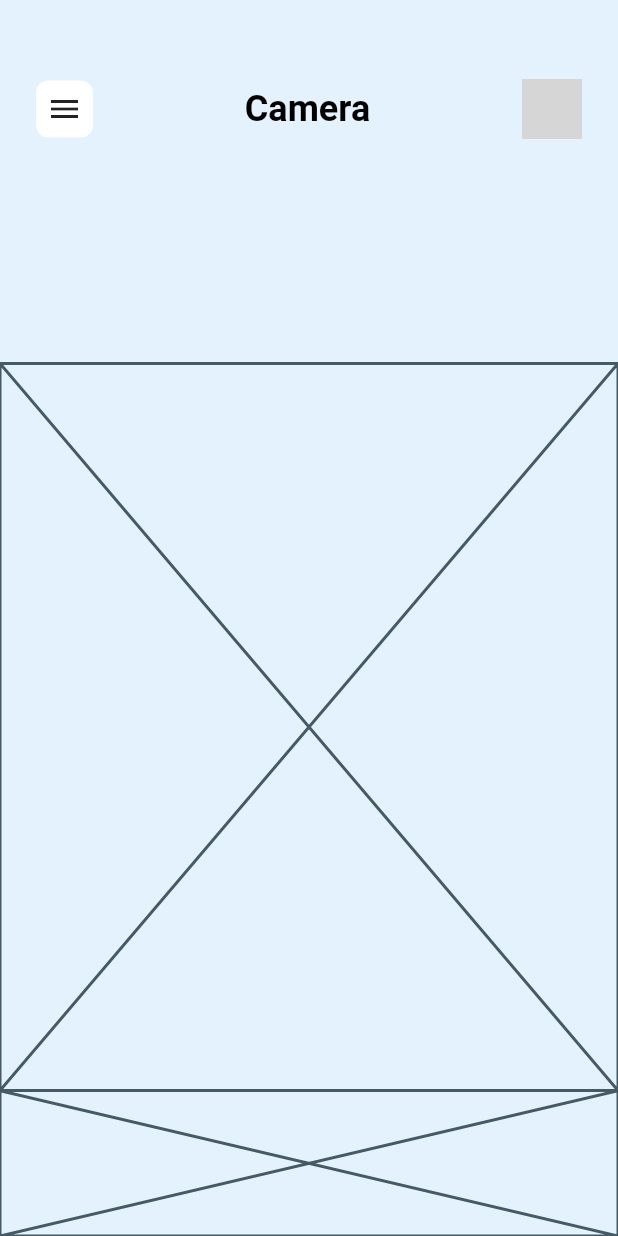
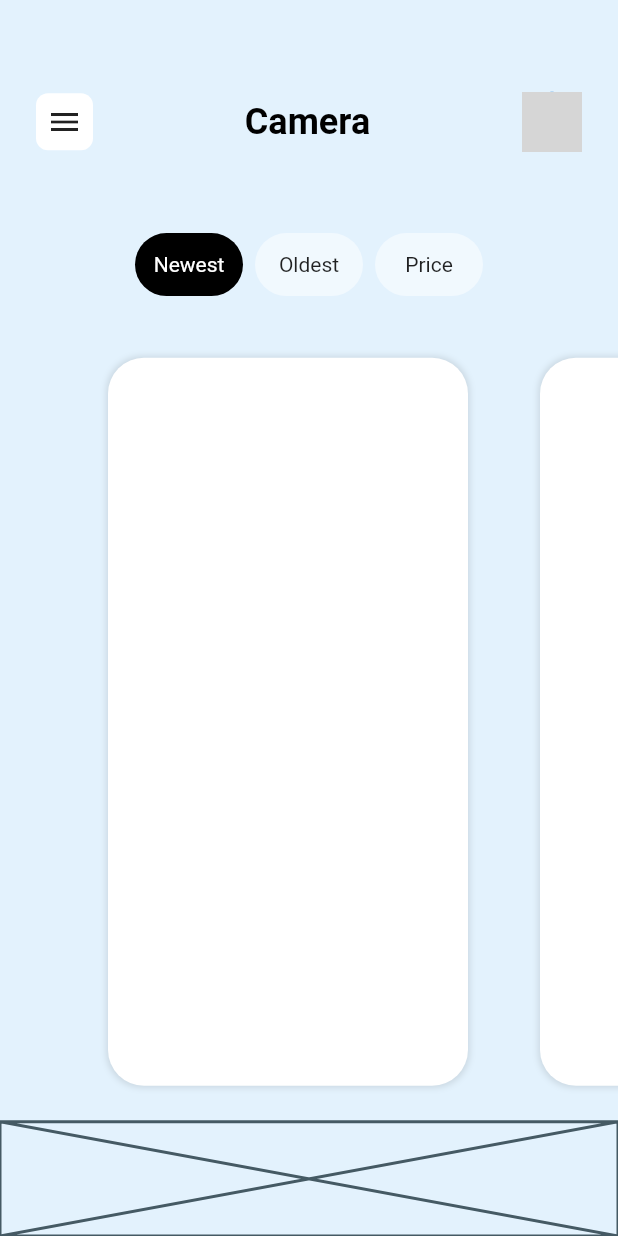
Before and after one commit to JAICHANGPARK/flutter_notebook_the_third_story, a Flutter app: the screen it shows after launch, on a phone screen of 412 x 824 dp. Run offline on Flutter 3.47's test engine with Material 2 defaults, Android fonts, the phone set to English and light mode, and no system bars; our stand-ins replace badges, dotted_border, fl_chart, page_transition, percent_indicator; network calls fail; grey boxes are pictures that could not be loaded.

Commit message:
Update main_page.dart

```diff
--- a/lib/camera_shop_app/main_page.dart
+++ b/lib/camera_shop_app/main_page.dart
@@ -22,6 +22,7 @@ class _MainPageState extends State<MainPage> {
       backgroundColor: Colors.blue[50],
       body: Column(
         children: <Widget>[
+          SizedBox(height: 24,),
           Expanded(
             flex: 3,
             child: Padding(
@@ -55,14 +56,90 @@ class _MainPageState extends State<MainPage> {
           Expanded(
             flex: 2,
            child: Row(
+             mainAxisAlignment: MainAxisAlignment.center,
+             crossAxisAlignment: CrossAxisAlignment.center,
              children: <Widget>[
+               Container(
+                 height: 42,
+                 width: 72,
+                 decoration: BoxDecoration(
+                   color: Colors.black,
+                    borderRadius: BorderRadius.circular(24)
+                 ),
+                 child: Center(
+                   child: Text("Newest",style: TextStyle(
+                     color: Colors.white
+                   ),),
+                 ),
+               ),
+               SizedBox(width: 8,),
+               Container(
 
+                 height: 42,
+                 width: 72,
+                 decoration: BoxDecoration(
+                     color: Colors.white.withOpacity(0.5),
+                     borderRadius: BorderRadius.circular(24)
+                 ),
+                 child: Center(
+                   child: Text("Oldest",),
+                 ),
+               ),
+               SizedBox(width: 8,),
+               Container(
+                 height: 42,
+                 width: 72,
+                 decoration: BoxDecoration(
+                     color: Colors.white.withOpacity(0.5),
+                     borderRadius: BorderRadius.circular(24)
+                 ),
+                 child: Center(
+                   child: Text("Price",),
+                 ),
+               )
              ],
            ),
           ),
           Expanded(
-            flex: 10,
-            child: Placeholder(),
+            flex: 14,
+            child: Padding(
+              padding: const EdgeInsets.only(left: 48),
+              child: ListView(
+                scrollDirection: Axis.horizontal,
+                children: <Widget>[
+                  Container(
+                    width: 240,
+                    margin: EdgeInsets.all(24),
+                    decoration: BoxDecoration(
+                      color: Colors.white,
+                      borderRadius: BorderRadius.circular(24),
+                      boxShadow: [
+                        BoxShadow(
+                          color: Colors.black.withOpacity(0.1),
+                          blurRadius: 3,
+                          spreadRadius: 1
+                        )
+                      ]
+                    ),
+                  ),
+                  Container(
+                    width: 240,
+                    margin: EdgeInsets.all(24),
+                    decoration: BoxDecoration(
+                        color: Colors.white,
+                        borderRadius: BorderRadius.circular(24),
+                        boxShadow: [
+                          BoxShadow(
+                              color: Colors.black.withOpacity(0.1),
+                              blurRadius: 3,
+                              spreadRadius: 1
+                          )
+                        ]
+                    ),
+                  ),
+                ],
+              ),
+            ),
           ),
           Expanded(
             flex: 2,
```
